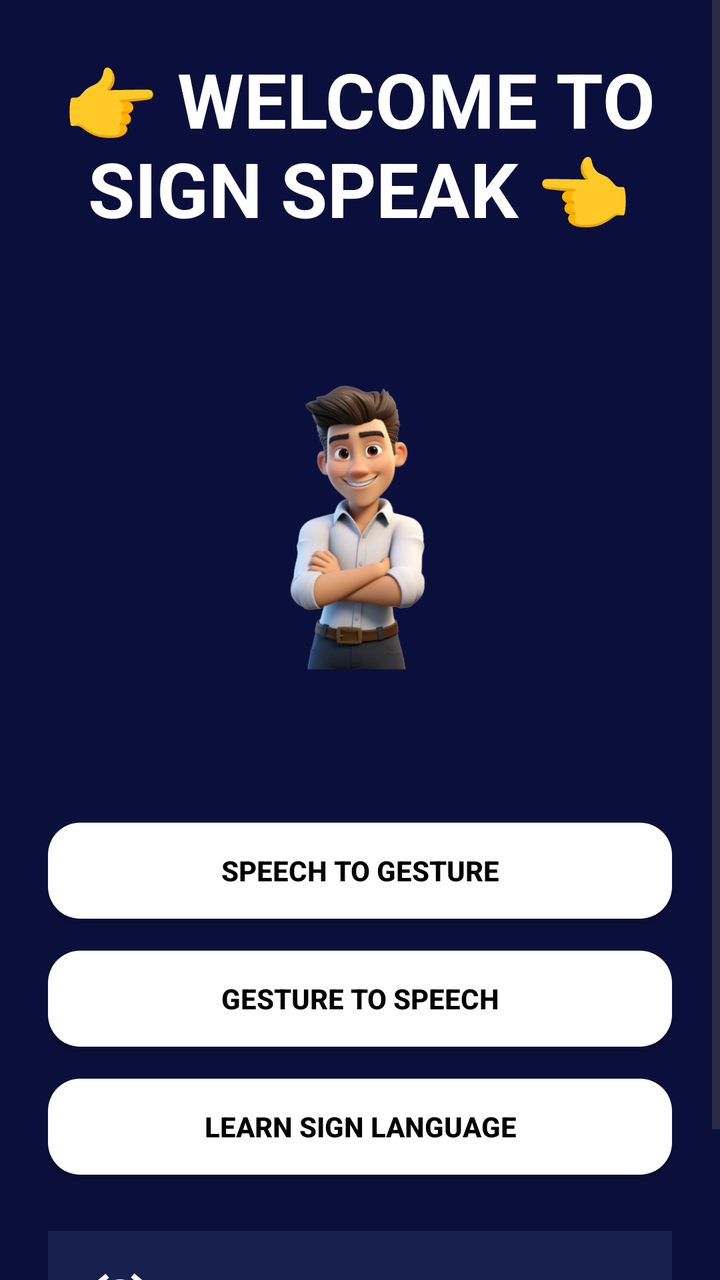
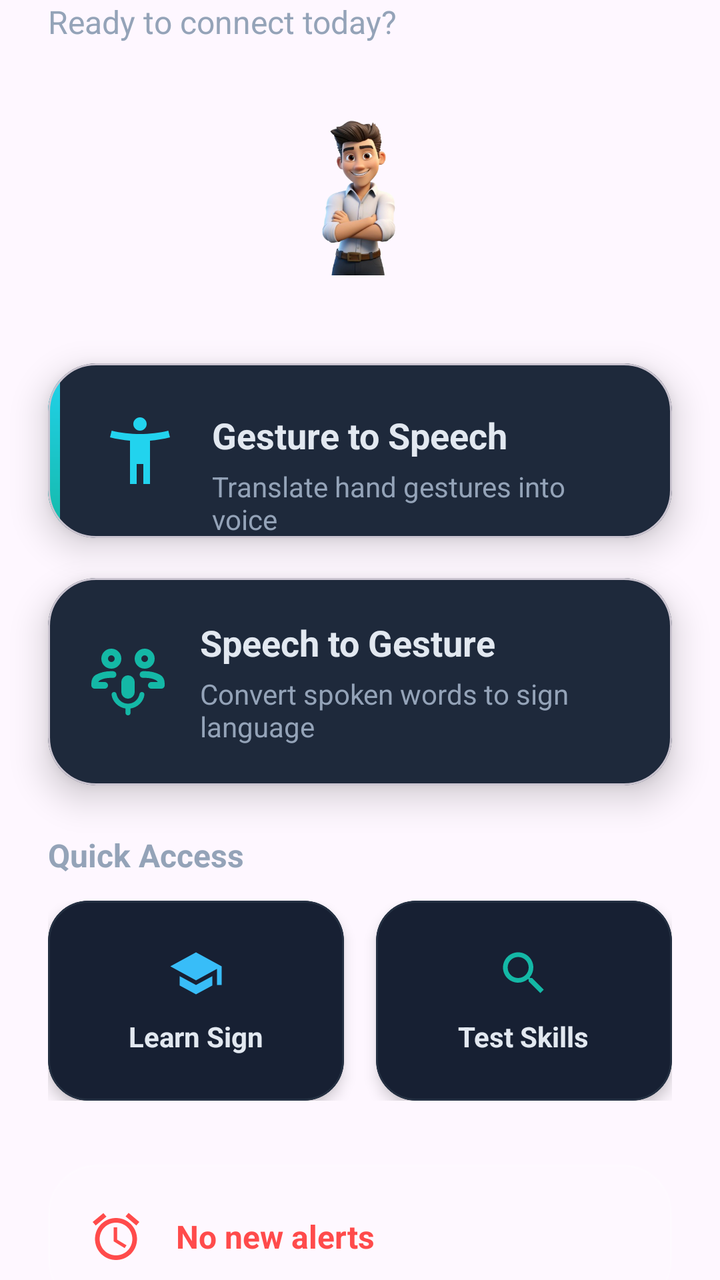

Before-and-after screenshots of an Android layout around one commit, followed by the original layout XML and the change that was made.
<!-- AndroidManifest.xml: application theme Theme.SignSpeak -->
<!-- res/layout/fragment_home.xml -->
<?xml version="1.0" encoding="utf-8"?>
<ScrollView
    xmlns:android="http://schemas.android.com/apk/res/android"
    xmlns:tools="http://schemas.android.com/tools"
    xmlns:app="http://schemas.android.com/apk/res-auto"
    android:layout_width="match_parent"
    android:layout_height="match_parent"
    android:background="#0B0F3B"
    tools:context=".Fragment.HomeFragment">

    <LinearLayout
        android:layout_width="match_parent"
        android:layout_height="wrap_content"
        android:orientation="vertical"
        android:padding="24dp"
        android:gravity="center_horizontal">

        
        <TextView
            android:id="@+id/tvWelcome"
            android:layout_width="wrap_content"
            android:layout_height="wrap_content"
            android:text="@string/welcome_title"
            android:textColor="@android:color/white"
            android:textStyle="bold"
            android:textSize="38sp"
            android:gravity="center"
            android:layout_marginBottom="32dp" />

        
        <ImageView
            android:id="@+id/characterImage"
            android:layout_width="220dp"
            android:layout_height="220dp"
            android:layout_marginBottom="32dp"
            android:src="@drawable/character"
            android:contentDescription="@string/character_image" />

        
        <androidx.appcompat.widget.AppCompatButton
            android:id="@+id/btnSpeechToGesture"
            android:layout_width="match_parent"
            android:layout_height="wrap_content"
            android:background="@drawable/homefragmentbuttonshape"
            android:textColor="#000000"
            android:text="@string/speech_to_gesture"
            android:textStyle="bold"
            android:layout_marginTop="8dp" />

        
        <androidx.appcompat.widget.AppCompatButton
            android:id="@+id/btnGestureToSpeech"
            android:layout_width="match_parent"
            android:layout_height="wrap_content"
            android:background="@drawable/homefragmentbuttonshape"
            android:textColor="#000000"
            android:text="@string/gesture_to_speech"
            android:textStyle="bold"
            android:layout_marginTop="16dp" />

        
        <androidx.appcompat.widget.AppCompatButton
            android:id="@+id/btnLearnSign"
            android:layout_width="match_parent"
            android:layout_height="wrap_content"
            android:background="@drawable/homefragmentbuttonshape"
            android:textColor="#000000"
            android:text="@string/learn_sign_language"
            android:textStyle="bold"
            android:layout_marginTop="16dp" />

        
        <LinearLayout
            android:id="@+id/alarmBar"
            android:layout_width="match_parent"
            android:layout_height="70dp"
            android:orientation="horizontal"
            android:background="#18204D"
            android:padding="16dp"
            android:gravity="center_vertical"
            android:layout_marginTop="28dp"
            android:layout_marginBottom="16dp"
            android:elevation="6dp"
            android:paddingStart="20dp"
            android:paddingEnd="20dp">

            <ImageView
                android:layout_width="32dp"
                android:layout_height="32dp"
                android:src="@drawable/baseline_access_alarms_24"
                android:contentDescription="@string/alarm_icon"
                app:tint="@android:color/white" />

            <TextView
                android:id="@+id/tvAlarmMessage"
                android:layout_width="wrap_content"
                android:layout_height="wrap_content"
                android:text="@string/no_alerts"
                android:textColor="@android:color/white"
                android:textSize="18sp"
                android:layout_marginStart="16dp"
                android:textStyle="bold" />
        </LinearLayout>

    </LinearLayout>
</ScrollView>
<!-- resources referenced by this layout -->
<resources>
  <!-- drawable baseline_access_alarms_24 (drawable) -->
  <vector xmlns:android="http://schemas.android.com/apk/res/android" android:height="24dp" android:tint="#000000" android:viewportHeight="24" android:viewportWidth="24" android:width="24dp">
        
      <path android:fillColor="@android:color/white" android:pathData="M22,5.7l-4.6,-3.9 -1.3,1.5 4.6,3.9L22,5.7zM7.9,3.4L6.6,1.9 2,5.7l1.3,1.5 4.6,-3.8zM12.5,8L11,8v6l4.7,2.9 0.8,-1.2 -4,-2.4L12.5,8zM12,4c-5,0 -9,4 -9,9s4,9 9,9 9,-4 9,-9 -4,-9 -9,-9zM12,20c-3.9,0 -7,-3.1 -7,-7s3.1,-7 7,-7 7,3.1 7,7 -3.1,7 -7,7z"/>
      
  </vector>
  <!-- drawable character: png bitmap (drawable, 114051 bytes) -->
  <!-- drawable homefragmentbuttonshape (drawable) -->
  <?xml version="1.0" encoding="utf-8"?>
  <shape xmlns:android="http://schemas.android.com/apk/res/android"
      android:shape="rectangle">
  
      
      <solid android:color="#FFF" /> 
      <corners android:radius="16dp" />
  </shape>
  <string name="alarm_icon">Alarm Icon</string>
  <string name="character_image">Character Image</string>
  <string name="gesture_to_speech">Gesture to Speech</string>
  <string name="learn_sign_language">Learn Sign Language</string>
  <string name="no_alerts">No new alerts</string>
  <string name="speech_to_gesture">Speech to Gesture</string>
  <string name="welcome_title">👉 WELCOME TO\nSIGN SPEAK 👈</string>
  <style name="Theme.SignSpeak" parent="Base.Theme.SignSpeak" />
  <style name="Base.Theme.SignSpeak" parent="Theme.Material3.DayNight.NoActionBar">
          
          
      </style>
</resources>

<!-- the commit's change to res/layout/fragment_home.xml (unified diff, before → after) -->
@@ -1,106 +1,324 @@
 <?xml version="1.0" encoding="utf-8"?>
-<ScrollView
+<androidx.core.widget.NestedScrollView
     xmlns:android="http://schemas.android.com/apk/res/android"
+    xmlns:app="http://schemas.android.com/apk/res-auto"
     xmlns:tools="http://schemas.android.com/tools"
-    xmlns:app="http://schemas.android.com/apk/res-auto"
     android:layout_width="match_parent"
     android:layout_height="match_parent"
-    android:background="#0B0F3B"
+    android:fillViewport="true"
+    android:background="@android:color/transparent"
     tools:context=".Fragment.HomeFragment">
 
-    <LinearLayout
+    <androidx.constraintlayout.widget.ConstraintLayout
         android:layout_width="match_parent"
         android:layout_height="wrap_content"
-        android:orientation="vertical"
-        android:padding="24dp"
-        android:gravity="center_horizontal">
-
-        
+        android:paddingBottom="80dp">
+
         <TextView
-            android:id="@+id/tvWelcome"
-            android:layout_width="wrap_content"
-            android:layout_height="wrap_content"
-            android:text="@string/welcome_title"
-            android:textColor="@android:color/white"
-            android:textStyle="bold"
-            android:textSize="38sp"
-            android:gravity="center"
-            android:layout_marginBottom="32dp" />
+            android:id="@+id/tvSubtitle"
+            android:layout_width="0dp"
+            android:layout_height="wrap_content"
+            android:text="Ready to connect today?"
+            android:textColor="@color/colorTextSecondary"
+            android:textSize="16sp"
+            android:layout_marginStart="24dp"
+            android:layout_marginEnd="24dp"
+            app:layout_constraintTop_toTopOf="parent"
+            app:layout_constraintStart_toStartOf="parent"
+            app:layout_constraintEnd_toEndOf="parent" />
 
         
         <ImageView
             android:id="@+id/characterImage"
-            android:layout_width="220dp"
-            android:layout_height="220dp"
-            android:layout_marginBottom="32dp"
+            android:layout_width="120dp"
+            android:layout_height="120dp"
+            android:layout_marginTop="16dp"
             android:src="@drawable/character"
-            android:contentDescription="@string/character_image" />
+            android:contentDescription="@string/character_image"
+            app:layout_constraintTop_toBottomOf="@id/tvSubtitle"
+            app:layout_constraintStart_toStartOf="parent"
+            app:layout_constraintEnd_toEndOf="parent" />
 
         
-        <androidx.appcompat.widget.AppCompatButton
+        <com.google.android.material.card.MaterialCardView
+            android:id="@+id/btnGestureToSpeech"
+            android:layout_width="match_parent"
+            android:layout_height="wrap_content"
+            android:layout_marginStart="24dp"
+            android:layout_marginEnd="24dp"
+            android:layout_marginTop="24dp"
+            app:cardCornerRadius="24dp"
+            app:cardElevation="10dp"
+            app:cardBackgroundColor="@color/colorCardElevated"
+            app:rippleColor="@color/colorPrimary"
+            android:stateListAnimator="@animator/card_press_animator"
+            android:clickable="true"
+            android:focusable="true"
+            app:layout_constraintTop_toBottomOf="@id/characterImage">
+
+            <androidx.constraintlayout.widget.ConstraintLayout
+                android:layout_width="match_parent"
+                android:layout_height="wrap_content"
+                android:background="?attr/selectableItemBackground">
+
+                <View
+                    android:id="@+id/accentStrip"
+                    android:layout_width="6dp"
+                    android:layout_height="0dp"
+                    android:background="@drawable/bg_cyan_glow"
+                    app:layout_constraintStart_toStartOf="parent"
+                    app:layout_constraintTop_toTopOf="parent"
+                    app:layout_constraintBottom_toBottomOf="parent" />
+
+                <ImageView
+                    android:id="@+id/iconGesture"
+                    android:layout_width="40dp"
+                    android:layout_height="40dp"
+                    android:layout_marginStart="20dp"
+                    android:layout_marginTop="20dp"
+                    android:layout_marginBottom="20dp"
+                    android:src="@drawable/baseline_accessibility_new_24"
+                    app:tint="@color/colorPrimary"
+                    app:layout_constraintStart_toEndOf="@id/accentStrip"
+                    app:layout_constraintTop_toTopOf="parent"
+                    app:layout_constraintBottom_toBottomOf="parent" />
+
+                <TextView
+                    android:id="@+id/tvGestureTitle"
+                    android:layout_width="0dp"
+                    android:layout_height="wrap_content"
+                    android:text="@string/gesture_to_speech"
+                    android:textColor="@color/colorTextPrimary"
+                    android:textSize="18sp"
+                    android:textStyle="bold"
+                    android:layout_marginStart="16dp"
+                    android:layout_marginEnd="20dp"
+                    app:layout_constraintStart_toEndOf="@id/iconGesture"
+                    app:layout_constraintEnd_toEndOf="parent"
+                    app:layout_constraintTop_toTopOf="@id/iconGesture" />
+                    
+                <TextView
+                    android:id="@+id/tvGestureDesc"
+                    android:layout_width="0dp"
+                    android:layout_height="wrap_content"
+                    android:text="Translate hand gestures into voice"
+                    android:textColor="@color/colorTextSecondary"
+                    android:textSize="14sp"
+                    android:layout_marginStart="16dp"
+                    android:layout_marginEnd="20dp"
+                    android:layout_marginTop="4dp"
+                    app:layout_constraintStart_toEndOf="@id/iconGesture"
+                    app:layout_constraintEnd_toEndOf="parent"
+                    app:layout_constraintTop_toBottomOf="@id/tvGestureTitle" />
+            </androidx.constraintlayout.widget.ConstraintLayout>
+        </com.google.android.material.card.MaterialCardView>
+
+        
+        <com.google.android.material.card.MaterialCardView
             android:id="@+id/btnSpeechToGesture"
             android:layout_width="match_parent"
             android:layout_height="wrap_content"
-            android:background="@drawable/homefragmentbuttonshape"
-            android:textColor="#000000"
-            android:text="@string/speech_to_gesture"
+            android:layout_marginStart="24dp"
+            android:layout_marginEnd="24dp"
+            android:layout_marginTop="20dp"
+            app:cardCornerRadius="24dp"
+            app:cardElevation="10dp"
+            app:cardBackgroundColor="@color/colorCardElevated"
+            app:rippleColor="@color/colorSecondary"
+            android:stateListAnimator="@animator/card_press_animator"
+            android:clickable="true"
+            android:focusable="true"
+            app:layout_constraintTop_toBottomOf="@id/btnGestureToSpeech">
+
+            <androidx.constraintlayout.widget.ConstraintLayout
+                android:layout_width="match_parent"
+                android:layout_height="wrap_content"
+                android:padding="20dp"
+                android:background="?attr/selectableItemBackground">
+
+                <ImageView
+                    android:id="@+id/iconSpeech"
+                    android:layout_width="40dp"
+                    android:layout_height="40dp"
+                    android:src="@drawable/rounded_adaptive_audio_mic_24"
+                    app:tint="@color/colorSecondary"
+                    app:layout_constraintStart_toStartOf="parent"
+                    app:layout_constraintTop_toTopOf="parent"
+                    app:layout_constraintBottom_toBottomOf="parent" />
+
+                <TextView
+                    android:id="@+id/tvSpeechTitle"
+                    android:layout_width="0dp"
+                    android:layout_height="wrap_content"
+                    android:text="@string/speech_to_gesture"
+                    android:textColor="@color/colorTextPrimary"
+                    android:textSize="18sp"
+                    android:textStyle="bold"
+                    android:layout_marginStart="16dp"
+                    app:layout_constraintStart_toEndOf="@id/iconSpeech"
+                    app:layout_constraintEnd_toEndOf="parent"
+                    app:layout_constraintTop_toTopOf="parent" />
+                    
+                <TextView
+                    android:id="@+id/tvSpeechDesc"
+                    android:layout_width="0dp"
+                    android:layout_height="wrap_content"
+                    android:text="Convert spoken words to sign language"
+                    android:textColor="@color/colorTextSecondary"
+                    android:textSize="14sp"
+                    android:layout_marginStart="16dp"
+                    android:layout_marginTop="4dp"
+                    app:layout_constraintStart_toEndOf="@id/iconSpeech"
+                    app:layout_constraintEnd_toEndOf="parent"
+                    app:layout_constraintTop_toBottomOf="@id/tvSpeechTitle" />
+            </androidx.constraintlayout.widget.ConstraintLayout>
+        </com.google.android.material.card.MaterialCardView>
+
+        <TextView
+            android:id="@+id/tvQuickAccess"
+            android:layout_width="wrap_content"
+            android:layout_height="wrap_content"
+            android:text="Quick Access"
+            android:textColor="@color/colorTextSecondary"
+            android:textSize="16sp"
             android:textStyle="bold"
-            android:layout_marginTop="8dp" />
-
-        
-        <androidx.appcompat.widget.AppCompatButton
-            android:id="@+id/btnGestureToSpeech"
+            android:layout_marginStart="24dp"
+            android:layout_marginTop="24dp"
+            app:layout_constraintTop_toBottomOf="@id/btnSpeechToGesture"
+            app:layout_constraintStart_toStartOf="parent" />
+
+        <LinearLayout
+            android:id="@+id/llQuickAccess"
             android:layout_width="match_parent"
             android:layout_height="wrap_content"
-            android:background="@drawable/homefragmentbuttonshape"
-            android:textColor="#000000"
-            android:text="@string/gesture_to_speech"
-            android:textStyle="bold"
-            android:layout_marginTop="16dp" />
-
-        
-        <androidx.appcompat.widget.AppCompatButton
-            android:id="@+id/btnLearnSign"
-            android:layout_width="match_parent"
-            android:layout_height="wrap_content"
-            android:background="@drawable/homefragmentbuttonshape"
-            android:textColor="#000000"
-            android:text="@string/learn_sign_language"
-            android:textStyle="bold"
-            android:layout_marginTop="16dp" />
-
+            android:orientation="horizontal"
+            android:weightSum="2"
+            android:layout_marginStart="24dp"
+            android:layout_marginEnd="24dp"
+            android:layout_marginTop="12dp"
+            app:layout_constraintTop_toBottomOf="@id/tvQuickAccess">
+
+            
+            <com.google.android.material.card.MaterialCardView
+                android:id="@+id/btnLearnSign"
+                android:layout_width="0dp"
+                android:layout_height="100dp"
+                android:layout_weight="1"
+                android:layout_marginEnd="8dp"
+                app:cardCornerRadius="20dp"
+                app:cardElevation="4dp"
+                app:cardBackgroundColor="@color/colorCardQuickAccess"
+                app:strokeColor="@color/colorStroke"
+                app:strokeWidth="1dp"
+                app:rippleColor="@color/colorPrimary"
+                android:stateListAnimator="@animator/card_press_animator"
+                android:clickable="true"
+                android:focusable="true">
+
+                <LinearLayout
+                    android:layout_width="match_parent"
+                    android:layout_height="match_parent"
+                    android:orientation="vertical"
+                    android:gravity="center"
+                    android:padding="8dp"
+                    android:background="?attr/selectableItemBackground">
+
+                    <ImageView
+                        android:layout_width="28dp"
+                        android:layout_height="28dp"
+                        android:src="@drawable/ic_school_24"
+                        app:tint="@color/colorAccent" />
+
+                    <TextView
+                        android:layout_width="wrap_content"
+                        android:layout_height="wrap_content"
+                        android:text="Learn Sign"
+                        android:textAlignment="center"
+                        android:textColor="@color/colorTextPrimary"
+                        android:textSize="14sp"
+                        android:textStyle="bold"
+                        android:layout_marginTop="8dp"/>
+                </LinearLayout>
+            </com.google.android.material.card.MaterialCardView>
+
+            
+            <com.google.android.material.card.MaterialCardView
+                android:id="@+id/btnTestSign"
+                android:layout_width="0dp"
+                android:layout_height="100dp"
+                android:layout_weight="1"
+                android:layout_marginStart="8dp"
+                app:cardCornerRadius="20dp"
+                app:cardElevation="4dp"
+                app:cardBackgroundColor="@color/colorCardQuickAccess"
+                app:strokeColor="@color/colorStroke"
+                app:strokeWidth="1dp"
+                app:rippleColor="@color/colorPrimary"
+                android:stateListAnimator="@animator/card_press_animator"
+                android:clickable="true"
+                android:focusable="true">
+
+                <LinearLayout
+                    android:layout_width="match_parent"
+                    android:layout_height="match_parent"
+                    android:orientation="vertical"
+                    android:gravity="center"
+                    android:padding="8dp"
+                    android:background="?attr/selectableItemBackground">
+
+                    <ImageView
+                        android:layout_width="28dp"
+                        android:layout_height="28dp"
+                        android:src="@drawable/baseline_search_24"
+                        app:tint="@color/colorSecondary" />
+
+                    <TextView
+                        android:layout_width="wrap_content"
+                        android:layout_height="wrap_content"
+                        android:text="Test Skills"
+                        android:textAlignment="center"
+                        android:textColor="@color/colorTextPrimary"
+                        android:textSize="14sp"
+                        android:textStyle="bold"
+                        android:layout_marginTop="8dp"/>
+                </LinearLayout>
+            </com.google.android.material.card.MaterialCardView>
+        </LinearLayout>
+            
         
         <LinearLayout
             android:id="@+id/alarmBar"
             android:layout_width="match_parent"
-            android:layout_height="70dp"
+            android:layout_height="72dp"
             android:orientation="horizontal"
-            android:background="#18204D"
-            android:padding="16dp"
+            android:background="@drawable/bg_glass_card"
             android:gravity="center_vertical"
-            android:layout_marginTop="28dp"
-            android:layout_marginBottom="16dp"
-            android:elevation="6dp"
+            android:layout_marginTop="32dp"
+            android:layout_marginStart="24dp"
+            android:layout_marginEnd="24dp"
             android:paddingStart="20dp"
-            android:paddingEnd="20dp">
+            android:paddingEnd="20dp"
+            app:layout_constraintTop_toBottomOf="@id/llQuickAccess"
+            app:layout_constraintStart_toStartOf="parent"
+            app:layout_constraintEnd_toEndOf="parent">
 
             <ImageView
-                android:layout_width="32dp"
-                android:layout_height="32dp"
+                android:layout_width="28dp"
+                android:layout_height="28dp"
                 android:src="@drawable/baseline_access_alarms_24"
                 android:contentDescription="@string/alarm_icon"
-                app:tint="@android:color/white" />
+                app:tint="@color/colorError" />
 
             <TextView
                 android:id="@+id/tvAlarmMessage"
                 android:layout_width="wrap_content"
                 android:layout_height="wrap_content"
                 android:text="@string/no_alerts"
-                android:textColor="@android:color/white"
-                android:textSize="18sp"
+                android:textColor="@color/colorError"
+                android:textSize="16sp"
                 android:layout_marginStart="16dp"
                 android:textStyle="bold" />
         </LinearLayout>
 
-    </LinearLayout>
-</ScrollView>
+    </androidx.constraintlayout.widget.ConstraintLayout>
+</androidx.core.widget.NestedScrollView>
<!-- resource entries referenced after the edit -->
@@ -1,29 +1,70 @@
 <!-- resources referenced by this layout -->
 <resources>
+  <color name="colorAccent">#38BDF8</color>
+  <color name="colorCardElevated">#1E293B</color>
+  <color name="colorCardQuickAccess">#172033</color>
+  <color name="colorError">#FF4B4B</color>
+  <color name="colorPrimary">#22D3EE</color>
+  <color name="colorSecondary">#14B8A6</color>
+  <color name="colorStroke">#243042</color>
+  <color name="colorTextPrimary">#E2E8F0</color>
+  <color name="colorTextSecondary">#94A3B8</color>
   <!-- drawable baseline_access_alarms_24 (drawable) -->
   <vector xmlns:android="http://schemas.android.com/apk/res/android" android:height="24dp" android:tint="#000000" android:viewportHeight="24" android:viewportWidth="24" android:width="24dp">
         
       <path android:fillColor="@android:color/white" android:pathData="M22,5.7l-4.6,-3.9 -1.3,1.5 4.6,3.9L22,5.7zM7.9,3.4L6.6,1.9 2,5.7l1.3,1.5 4.6,-3.8zM12.5,8L11,8v6l4.7,2.9 0.8,-1.2 -4,-2.4L12.5,8zM12,4c-5,0 -9,4 -9,9s4,9 9,9 9,-4 9,-9 -4,-9 -9,-9zM12,20c-3.9,0 -7,-3.1 -7,-7s3.1,-7 7,-7 7,3.1 7,7 -3.1,7 -7,7z"/>
       
   </vector>
-  <!-- drawable character: png bitmap (drawable, 114051 bytes) -->
-  <!-- drawable homefragmentbuttonshape (drawable) -->
+  <!-- drawable baseline_accessibility_new_24 (drawable) -->
+  <vector xmlns:android="http://schemas.android.com/apk/res/android" android:height="24dp" android:tint="#000000" android:viewportHeight="24" android:viewportWidth="24" android:width="24dp">
+        
+      <path android:fillColor="@android:color/white" android:pathData="M20.5,6c-2.61,0.7 -5.67,1 -8.5,1s-5.89,-0.3 -8.5,-1L3,8c1.86,0.5 4,0.83 6,1v13h2v-6h2v6h2V9c2,-0.17 4.14,-0.5 6,-1l-0.5,-2zM12,6c1.1,0 2,-0.9 2,-2s-0.9,-2 -2,-2 -2,0.9 -2,2 0.9,2 2,2z"/>
+      
+  </vector>
+  <!-- drawable baseline_search_24 (drawable) -->
+  <vector xmlns:android="http://schemas.android.com/apk/res/android" android:height="24dp" android:tint="#000000" android:viewportHeight="24" android:viewportWidth="24" android:width="24dp">
+        
+      <path android:fillColor="@android:color/white" android:pathData="M15.5,14h-0.79l-0.28,-0.27C15.41,12.59 16,11.11 16,9.5 16,5.91 13.09,3 9.5,3S3,5.91 3,9.5 5.91,16 9.5,16c1.61,0 3.09,-0.59 4.23,-1.57l0.27,0.28v0.79l5,4.99L20.49,19l-4.99,-5zM9.5,14C7.01,14 5,11.99 5,9.5S7.01,5 9.5,5 14,7.01 14,9.5 11.99,14 9.5,14z"/>
+      
+  </vector>
+  <!-- drawable bg_cyan_glow (drawable) -->
   <?xml version="1.0" encoding="utf-8"?>
   <shape xmlns:android="http://schemas.android.com/apk/res/android"
       android:shape="rectangle">
-  
-      
-      <solid android:color="#FFF" /> 
-      <corners android:radius="16dp" />
+      <gradient
+          android:startColor="#22D3EE"
+          android:endColor="#14B8A6"
+          android:angle="270" />
   </shape>
+  <!-- drawable bg_glass_card (drawable) -->
+  <?xml version="1.0" encoding="utf-8"?>
+  <shape xmlns:android="http://schemas.android.com/apk/res/android"
+      android:shape="rectangle">
+      <solid android:color="@color/colorGlassBackground"/>
+      <corners android:radius="24dp"/>
+      <stroke android:width="1dp" android:color="@color/colorGlassStroke"/>
+  </shape>
+  <!-- drawable character: png bitmap (drawable, 114051 bytes) -->
+  <!-- drawable ic_school_24 (drawable) -->
+  <vector xmlns:android="http://schemas.android.com/apk/res/android"
+      android:width="24dp"
+      android:height="24dp"
+      android:viewportWidth="24"
+      android:viewportHeight="24"
+      android:tint="#FFFFFF">
+      <path
+          android:fillColor="@android:color/white"
+          android:pathData="M5,13.18v4L12,21l7,-3.82v-4L12,17l-7,-3.82zM12,3L1,9l11,6l9,-4.91V17h2V9L12,3z" />
+  </vector>
+  <!-- drawable rounded_adaptive_audio_mic_24: vector/xml drawable (drawable, 2756 chars, omitted) -->
   <string name="alarm_icon">Alarm Icon</string>
   <string name="character_image">Character Image</string>
   <string name="gesture_to_speech">Gesture to Speech</string>
-  <string name="learn_sign_language">Learn Sign Language</string>
   <string name="no_alerts">No new alerts</string>
   <string name="speech_to_gesture">Speech to Gesture</string>
-  <string name="welcome_title">👉 WELCOME TO\nSIGN SPEAK 👈</string>
   <style name="Theme.SignSpeak" parent="Base.Theme.SignSpeak" />
+  <color name="colorGlassBackground">#1AFFFFFF</color>
+  <color name="colorGlassStroke">#33FFFFFF</color>
   <style name="Base.Theme.SignSpeak" parent="Theme.Material3.DayNight.NoActionBar">
           
           
